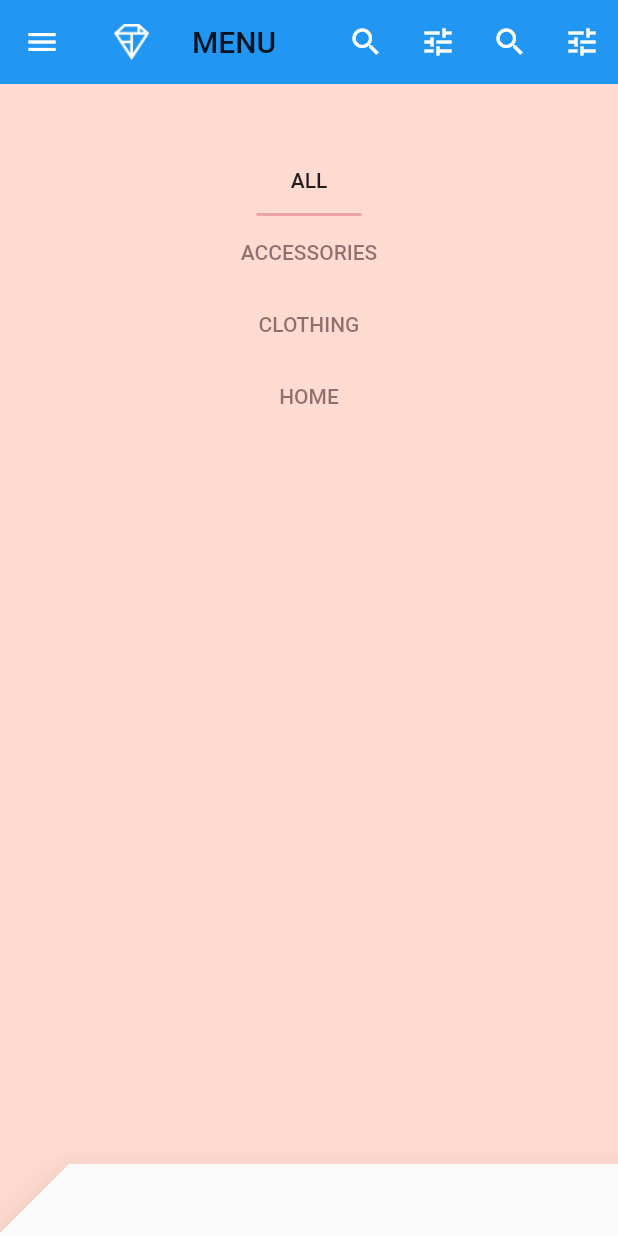
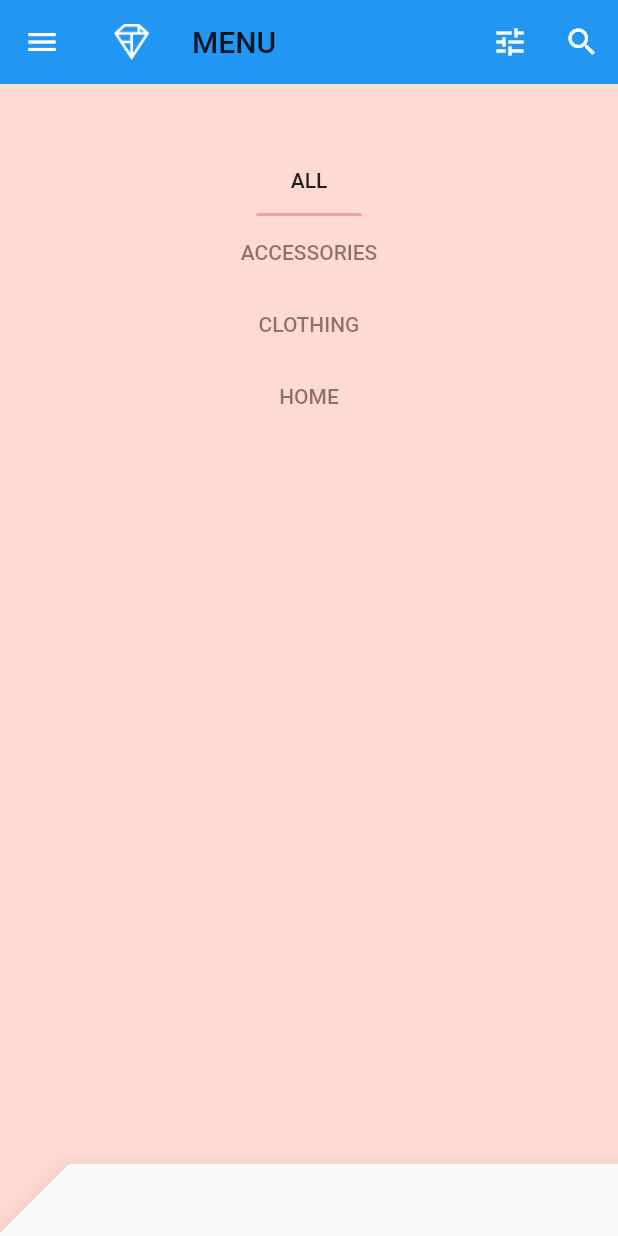
Before and after one commit to NourG8/mdc_104_series, a Flutter app: the screen it shows after launch, after a tap on the "menu" icon, on a phone screen of 412 x 824 dp. Run offline on Flutter 3.47's test engine with Material 2 defaults, Android fonts, the phone set to English and light mode, and no system bars.

Commit message:
update app.dart

```diff
--- a/lib/backdrop.dart
+++ b/lib/backdrop.dart
@@ -250,20 +250,7 @@ class _BackdropState extends State<Backdrop>
       ),
       actions: <Widget>[
         // TODO: Add shortcut to login screen from trailing icons (104)
-        IconButton(
-          icon: const Icon(
-            Icons.search,
-            semanticLabel: 'login', // New code
-          ),
-          onPressed: () {
-            // TODO: Add open login (104)
-            Navigator.push(
-              context,
-              MaterialPageRoute(
-                  builder: (BuildContext context) => LoginPage()),
-            );
-          },
-        ),
+
         IconButton(
           icon: const Icon(
             Icons.tune,
@@ -287,15 +274,7 @@ class _BackdropState extends State<Backdrop>
             // TODO: Add open login (104)
           },
         ),
-        IconButton(
-          icon: Icon(
-            Icons.tune,
-            semanticLabel: 'filter',
-          ),
-          onPressed: () {
-            // TODO: Add open login (104)
-          },
-        ),
+
       ],
       backwardsCompatibility: false,
     );
```
